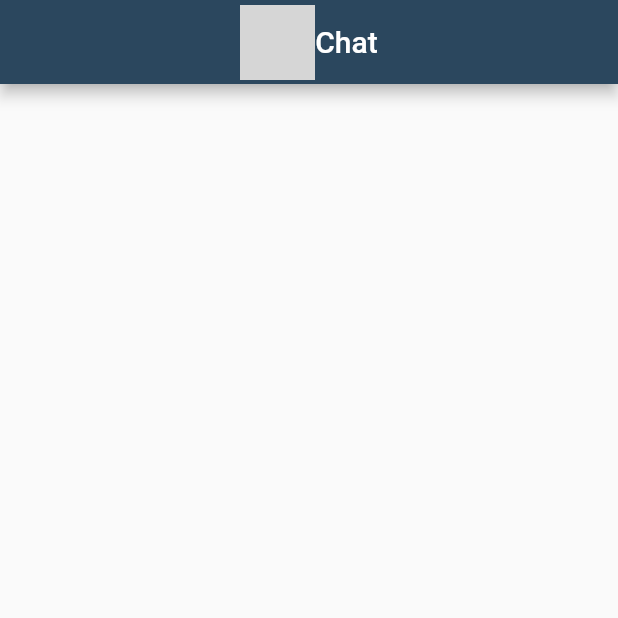
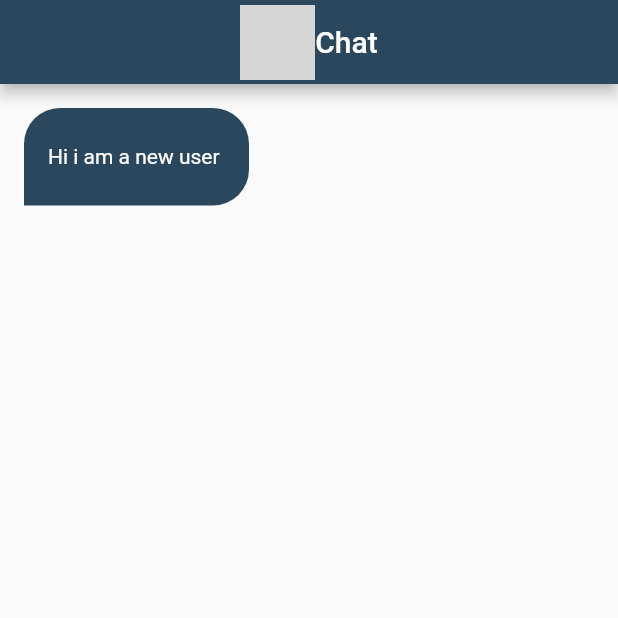
Before and after one commit to Hishamk99/chat_app, a Flutter app: the ChatPage screen opened by its route, on a phone screen of 412 x 824 dp, the top half of it. Run offline on Flutter 3.47's test engine with Material 2 defaults, Android fonts, the phone set to English and light mode, and no system bars; our stand-ins replace firebase_auth, firebase_core, modal_progress_hud_nsn; accounts and stored records are empty; grey boxes are pictures that could not be loaded.

Commit message:
create chat bubble

```diff
--- a/lib/screens/chat_page.dart
+++ b/lib/screens/chat_page.dart
@@ -1,4 +1,5 @@
 import 'package:chat_app/constant.dart';
+import 'package:chat_app/widgets/chat_bubble.dart';
 import 'package:flutter/material.dart';
 
 class ChatPage extends StatelessWidget {
@@ -8,17 +9,21 @@ class ChatPage extends StatelessWidget {
   Widget build(BuildContext context) {
     return Scaffold(
       appBar: AppBar(
-        title:  Row(
+        title: Row(
           mainAxisAlignment: MainAxisAlignment.center,
           children: [
-            Image.asset(kLogo ,height: 50,),
-            Text('Chat'),
+            Image.asset(
+              kLogo,
+              height: 50,
+            ),
+            const Text('Chat'),
           ],
         ),
         centerTitle: true,
         backgroundColor: kPrimaryColor,
         automaticallyImplyLeading: false,
       ),
+      body: ChatBubble(),
     );
   }
 }
--- /dev/null
+++ b/lib/widgets/chat_bubble.dart
@@ -0,0 +1,27 @@
+import 'package:chat_app/constant.dart';
+import 'package:flutter/material.dart';
+
+class ChatBubble extends StatelessWidget {
+  const ChatBubble({
+    super.key,
+  });
+
+  @override
+  Widget build(BuildContext context) {
+    return Container(
+      alignment: Alignment.centerLeft,
+      padding: const EdgeInsets.only(left: 16),
+      height: 65,
+      width: 150,
+      margin: const EdgeInsets.all(16),
+      decoration:const BoxDecoration(
+          color: kPrimaryColor,
+          borderRadius: BorderRadius.only(
+            topLeft: Radius.circular(24),
+            topRight: Radius.circular(24),
+            bottomRight: Radius.circular(24),
+          )),
+      child: const Text('Hi i am a new user' , style: TextStyle(color: Colors.white),),
+    );
+  }
+}
```
